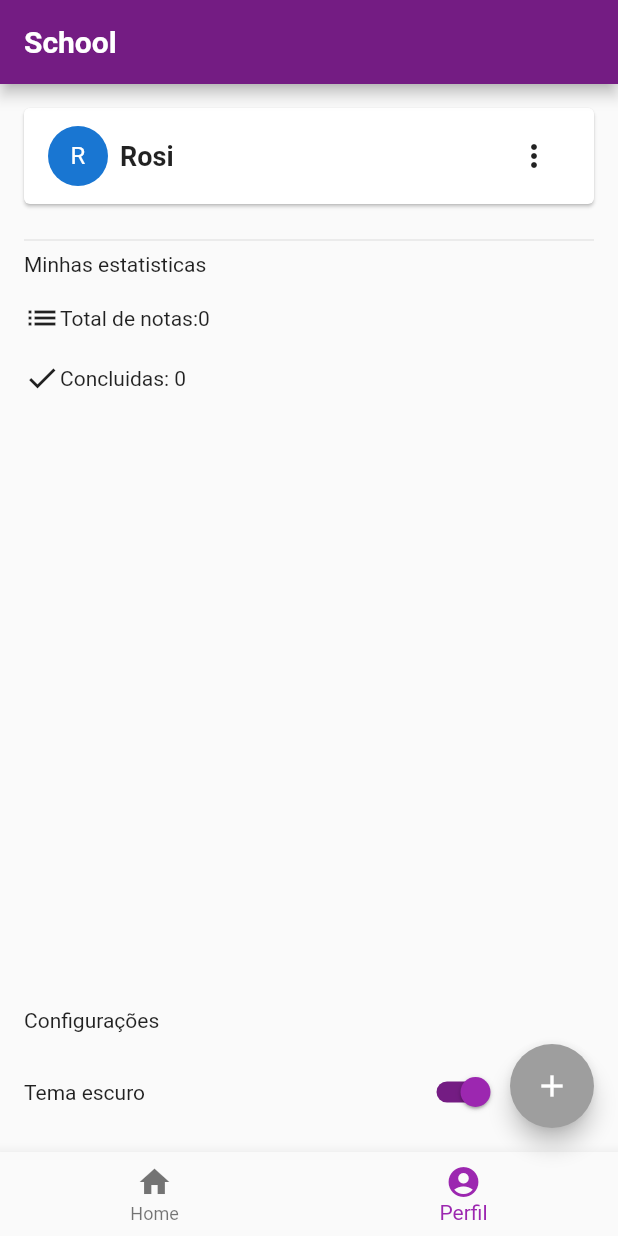
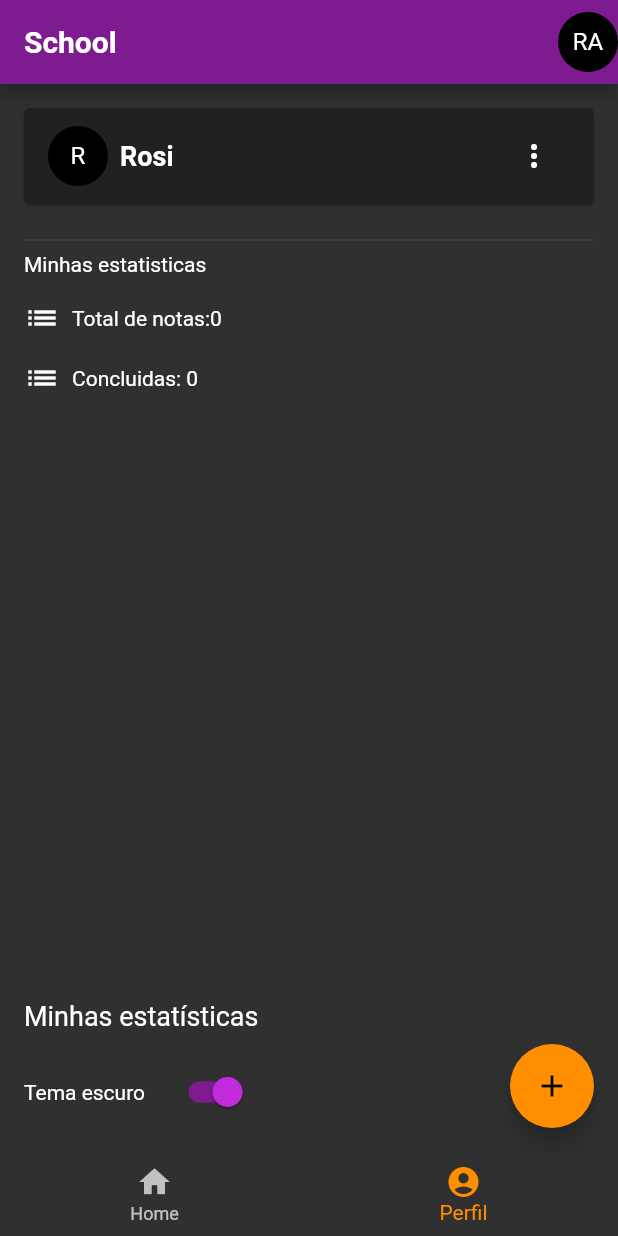
Before and after one commit to Rosines-Almeida/school, a Flutter app: the screen it shows after launch, item 2 of the bottom bar chosen, on a phone screen of 412 x 824 dp. Run offline on Flutter 3.47's test engine with Material 2 defaults, Android fonts, the phone set to English and light mode, and no system bars; our stand-ins replace image_picker, shared_preferences.

Commit message:
ajustes finais projeto

```diff
--- a/lib/app_widget.dart
+++ b/lib/app_widget.dart
@@ -22,6 +22,7 @@ class _MyAppState extends State<MyApp> {
       themeMode: storeConfig.tema,
       theme: MyTheme.claro,
       darkTheme: MyTheme.escuro,
+      debugShowCheckedModeBanner: false,
     );
   }
 }
--- a/lib/components/app_bar_component.dart
+++ b/lib/components/app_bar_component.dart
@@ -15,6 +15,11 @@ class AppBarComponent extends StatelessWidget implements PreferredSizeWidget {
   Widget build(BuildContext context) {
     return AppBar(
       title: Text(titulo),
+      actions: const [
+        CircleAvatar(
+          child: Text('RA'),
+        )
+      ],
     );
   }
 }
--- a/lib/components/body_component.dart
+++ b/lib/components/body_component.dart
@@ -26,7 +26,7 @@ class BodyComponent extends StatelessWidget {
         width: MediaQuery.of(context).size.width,
         height: MediaQuery.of(context).size.height,
         alignment: Alignment.topCenter,
-        margin: margin,
+        margin: margin ?? const EdgeInsets.all(18),
         padding: padding ?? const EdgeInsets.only(top: 8),
         //medidas que o box tem, desta forma não estora a view port
         constraints: BoxConstraints(
--- a/lib/entidades/afazer_checklist_entity.dart
+++ b/lib/entidades/afazer_checklist_entity.dart
@@ -1,6 +1,7 @@
 class AfazerChecklistEntity {
   String titulo;
   bool isChecked;
+
   AfazerChecklistEntity({
     required this.titulo,
     this.isChecked = false,
@@ -14,13 +15,13 @@ class AfazerChecklistEntity {
   }
 
   static List<AfazerChecklistEntity> fromJsonList(List<dynamic>? json) {
-    return json?.map((el) => AfazerChecklistEntity.fromJson(el)).toList() ?? [];
+    return json?.map((e) => AfazerChecklistEntity.fromJson(e)).toList() ?? [];
   }
 
   Map<String, dynamic> toJson() {
     return {
+      'isChecked': isChecked,
       'titulo': titulo,
-      'isChecked': isChecked,
     };
   }
 }
--- a/lib/entidades/afazer_entity.dart
+++ b/lib/entidades/afazer_entity.dart
@@ -1,12 +1,12 @@
 import 'package:school/entidades/afazer_checklist_entity.dart';
 
 class AfazerEntity {
-  final String uuid;
-  final String titulo;
-  final DateTime dataInicio;
-  final DateTime dataFim;
-  late final bool? isConcluido;
-  final List<AfazerChecklistEntity?> conteudos;
+  String uuid;
+  String titulo;
+  DateTime dataInicio;
+  DateTime dataFim;
+  bool? isConcluido;
+  List<AfazerChecklistEntity?> conteudos;
   String? image;
 
   AfazerEntity({
@@ -24,7 +24,7 @@ class AfazerEntity {
       'uuid': uuid,
       'titulo': titulo,
       'dataInicio': dataInicio.microsecondsSinceEpoch,
-      'dataFim': dataInicio.microsecondsSinceEpoch,
+      'dataFim': dataFim.microsecondsSinceEpoch,
       'isConcluido': isConcluido,
       'conteudos': conteudos,
       if (image != null) 'image': image,
@@ -38,7 +38,7 @@ class AfazerEntity {
       dataInicio: DateTime.fromMicrosecondsSinceEpoch(json['dataInicio']),
       dataFim: DateTime.fromMicrosecondsSinceEpoch(json['dataFim']),
       isConcluido: json['isConcluido'],
-      // conteudos: AfazerChecklistEntity.fromJsonList([json['conteudos']]),
+      conteudos: AfazerChecklistEntity.fromJsonList(json['conteudos']),
       image: json['image'],
     );
   }
--- a/lib/pages/home/abas/afazeres_tab.dart
+++ b/lib/pages/home/abas/afazeres_tab.dart
@@ -15,10 +15,9 @@ class AfazeresTab extends StatefulWidget {
 }
 
 class _AfazeresTabState extends State<AfazeresTab> {
-  // late List<AfazerEntity> _listAfazeres = [];
   late AfazerProvider store;
 
-  void handleExcluir(index) {
+  void handleExcluir(int index) {
     store.removerItemAfazer(index);
   }
 
@@ -35,6 +34,7 @@ class _AfazeresTabState extends State<AfazeresTab> {
   @override
   Widget build(BuildContext context) {
     store = Provider.of<AfazerProvider>(context);
+
     return ListView.builder(
         itemCount: store.listaAfazeres.length,
         itemBuilder: (context, index) {
@@ -51,7 +51,7 @@ class _AfazeresTabState extends State<AfazeresTab> {
               onPressed: () {
                 onDetalhes(item, index);
               },
-            ), //todo
+            ),
           );
         });
   }
--- a/lib/pages/home/abas/perfil_tab.dart
+++ b/lib/pages/home/abas/perfil_tab.dart
@@ -20,6 +20,7 @@ class _PerfilTabState extends State<PerfilTab> {
   Widget build(BuildContext context) {
     store = Provider.of<AfazerProvider>(context);
     storeConfig = Provider.of<ConfigProvider>(context);
+
     return Container(
       padding: const EdgeInsets.all(16),
       child: Column(
@@ -60,6 +61,7 @@ class _PerfilTabState extends State<PerfilTab> {
             Row(
               children: [
                 const Icon(Icons.list),
+                const SizedBox(width: 8),
                 const Text('Total de notas:'),
                 Text(store.listaAfazeres.length.toString()),
               ],
@@ -67,7 +69,8 @@ class _PerfilTabState extends State<PerfilTab> {
             const SpacerComponent(),
             Row(
               children: [
-                const Icon(Icons.check),
+                const Icon(Icons.list),
+                const SizedBox(width: 8),
                 const Text('Concluidas: '),
                 Text(store.listaAfazeres
                     .where((element) => element.isConcluido == true)
@@ -78,24 +81,21 @@ class _PerfilTabState extends State<PerfilTab> {
             const SpacerComponent(),
             const SpacerComponent(isHorizontal: true, isFull: true),
             const SpacerComponent(),
-            const Text("Configurações"),
+            const Text(
+              'Minhas estatísticas',
+              style: TextStyle(fontSize: 18),
+            ),
             const SpacerComponent(),
             Row(
               children: [
                 const Text('Tema escuro'),
                 const SpacerComponent(
-                  isFull: true,
+                  isHorizontal: true,
                 ),
                 Switch(
-                    value: storeConfig.tema == ThemeMode.light,
-                    onChanged: (value) {
-                      storeConfig.tema =
-                          value ? ThemeMode.light : ThemeMode.dark;
-                    }),
-                Switch(
-                  value: storeConfig.tema == ThemeMode.light,
+                  value: storeConfig.tema == ThemeMode.dark,
                   onChanged: (val) {
-                    storeConfig.tema = val ? ThemeMode.light : ThemeMode.light;
+                    storeConfig.tema = val ? ThemeMode.dark : ThemeMode.light;
                   },
                 ),
               ],
--- a/lib/pages/home/components/detalhe_menu_widget.dart
+++ b/lib/pages/home/components/detalhe_menu_widget.dart
@@ -9,6 +9,7 @@ class DetalheMenuWidget extends StatelessWidget {
   final AfazerEntity item;
   final Function() onDone;
   final Function() onDelete;
+
   const DetalheMenuWidget({
     Key? key,
     required this.item,
--- a/lib/pages/home/components/item_widget.dart
+++ b/lib/pages/home/components/item_widget.dart
@@ -14,7 +14,7 @@ class ItemWidget extends StatelessWidget {
 
   Widget status() {
     final icon = item.isConcluido == true ? Icons.done_all : Icons.done;
-    final color = item.isConcluido == true ? Colors.green : Colors.grey[800];
+    final color = item.isConcluido == true ? Colors.green : Colors.grey[400];
     return Icon(icon, color: color);
   }
 
--- a/lib/pages/home/detalhe/components/detalhe_item_widget.dart
+++ b/lib/pages/home/detalhe/components/detalhe_item_widget.dart
@@ -14,12 +14,12 @@ class DetalheItemWidget extends StatelessWidget {
   Widget build(BuildContext context) {
     return Column(children: [
       CheckboxListTile(
+        title: Text(item?.titulo ?? 'sem titulo'),
+        contentPadding: const EdgeInsets.all(0),
+        controlAffinity: ListTileControlAffinity.leading,
         value: item?.isChecked,
         onChanged: onChanged,
-        title: Text(item?.titulo ?? 'sem titulo'),
-        contentPadding: const EdgeInsets.all(0),
         //ajuda no alinhamento
-        controlAffinity: ListTileControlAffinity.leading,
       )
     ]);
   }
--- a/lib/pages/home/detalhe/detalhe_page.dart
+++ b/lib/pages/home/detalhe/detalhe_page.dart
@@ -27,7 +27,6 @@ class _DetalhePageState extends State<DetalhePage> {
       final base64 = pickerService.base64(await image.readAsBytes());
       store.selecionado!.image = base64;
       store.atualizarItemAfazer(idx!);
-      //todo
     }
   }
 
@@ -71,8 +70,10 @@ class _DetalhePageState extends State<DetalhePage> {
   Widget build(BuildContext context) {
     store = Provider.of<AfazerProvider>(context);
     if (store.selecionado == null) {
-      return Text('Selecione um item da lista');
+      Navigator.of(context).pop();
+      return const Text('Selecione um item da lista');
     }
+
     return BodyComponent(
       child: SingleChildScrollView(
         padding: const EdgeInsets.all(0),
--- a/lib/pages/home/home_page.dart
+++ b/lib/pages/home/home_page.dart
@@ -1,6 +1,5 @@
 import 'package:flutter/material.dart';
 import 'package:provider/provider.dart';
-import 'package:school/components/app_bar_component.dart';
 import 'package:school/components/body_component.dart';
 import 'package:school/pages/home/abas/afazeres_tab.dart';
 import 'package:school/pages/home/abas/perfil_tab.dart';
@@ -46,12 +45,9 @@ class _HomePageState extends State<HomePage> {
   Widget build(BuildContext context) {
     return BodyComponent(
       margin: const EdgeInsets.all(0),
-      padding: EdgeInsets.all(0),
-      child: _conteudo.elementAt(abaSelecionada),
+      padding: const EdgeInsets.all(0),
       bar: BottomNavigationBar(
-        onTap: (value) {
-          updateIndex(value);
-        },
+        onTap: updateIndex,
         currentIndex: abaSelecionada,
         items: _abas,
       ),
@@ -61,6 +57,7 @@ class _HomePageState extends State<HomePage> {
         },
         child: const Icon(Icons.add),
       ),
+      child: _conteudo.elementAt(abaSelecionada),
     );
   }
 }
--- a/lib/providers/config_provider.dart
+++ b/lib/providers/config_provider.dart
@@ -1,7 +1,7 @@
 import 'package:flutter/material.dart';
 
 class ConfigProvider with ChangeNotifier {
-  ThemeMode _tema = ThemeMode.light;
+  ThemeMode _tema = ThemeMode.dark;
 
   ThemeMode get tema => _tema;
 
```
Also changed, not shown: lib/pages/home/components/detalhe_header_widget.dart (+4 -4 lines), lib/pages/home/components/novo_item_widget.dart (+9 -3 lines).
